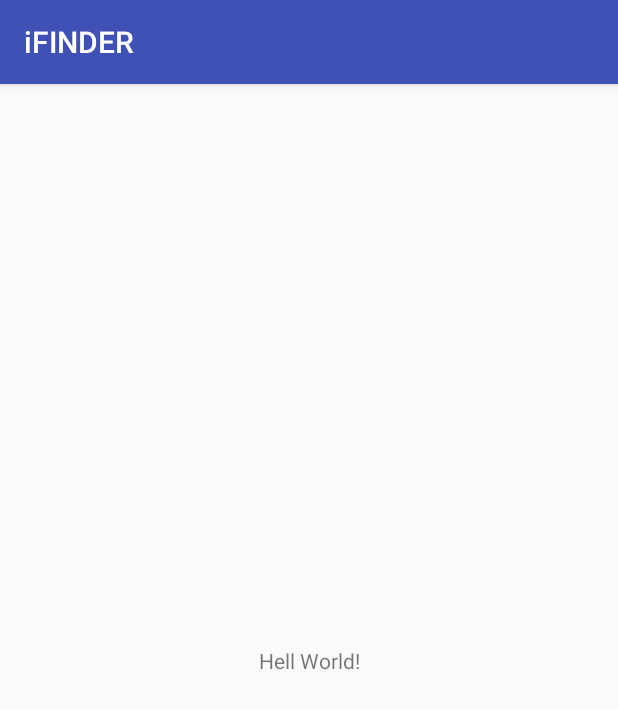
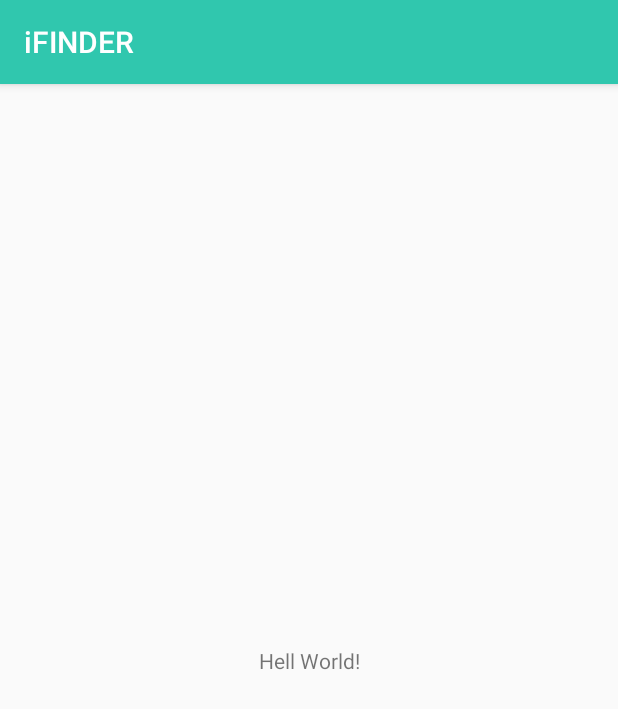
Before and after one commit to codezilla2018/iFINDER, an Android app: the MainActivity screen opened directly, with no data from a screen before it, on a phone screen of 412 x 824 dp. Shown: the top 709 px of the screen. Run offline under Robolectric (Android 15) with nearby library versions, the phone set to English and light mode, and no system bars.

Commit message:
Theme Edit

```diff
--- /dev/null
+++ b/app/src/main/res/values-v21/styles.xml
@@ -0,0 +1,11 @@
+<?xml version="1.0" encoding="utf-8"?>
+<resources>
+
+    <style name="AppTheme" parent="Theme.AppCompat.Light.DarkActionBar">
+        <!-- Customize your theme here. -->
+        <item name="colorPrimary">@color/colorPrimary</item>
+        <item name="colorPrimaryDark">@color/colorPrimaryDark</item>
+        <item name="colorAccent">@color/colorAccent</item>
+        <item name="android:navigationBarColor">@color/colorPrimaryDark</item>
+    </style>
+</resources>
--- a/app/src/main/res/values/colors.xml
+++ b/app/src/main/res/values/colors.xml
@@ -1,6 +1,6 @@
 <?xml version="1.0" encoding="utf-8"?>
 <resources>
-    <color name="colorPrimary">#3F51B5</color>
-    <color name="colorPrimaryDark">#303F9F</color>
-    <color name="colorAccent">#FF4081</color>
+    <color name="colorPrimary">#30c7ae</color>
+    <color name="colorPrimaryDark">#31a15f</color>
+    <color name="colorAccent">#46ac6d</color>
 </resources>
```
